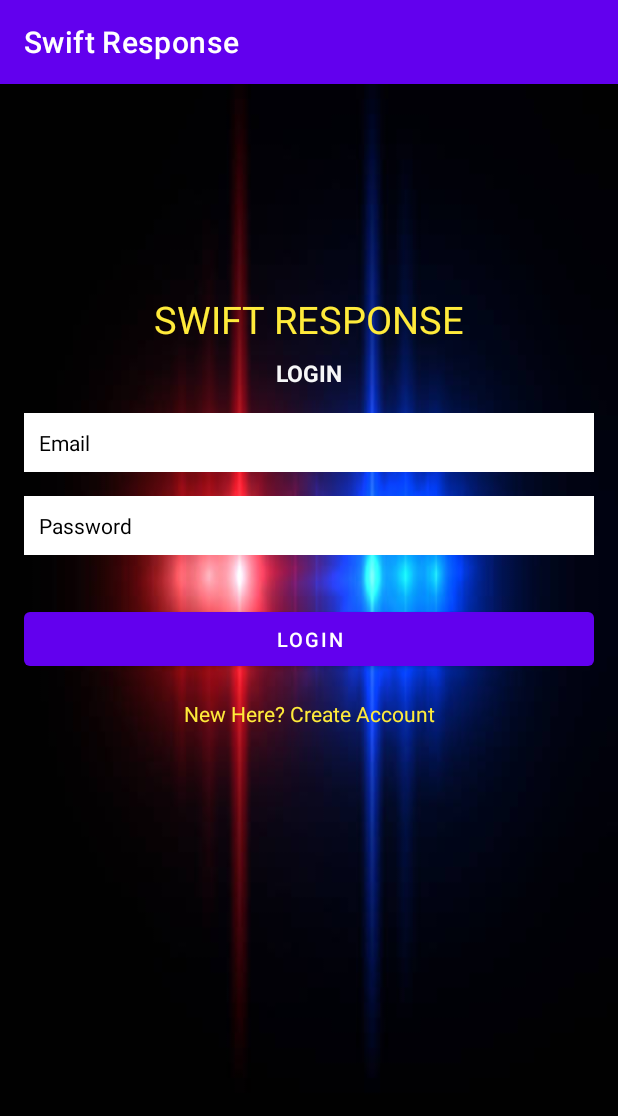
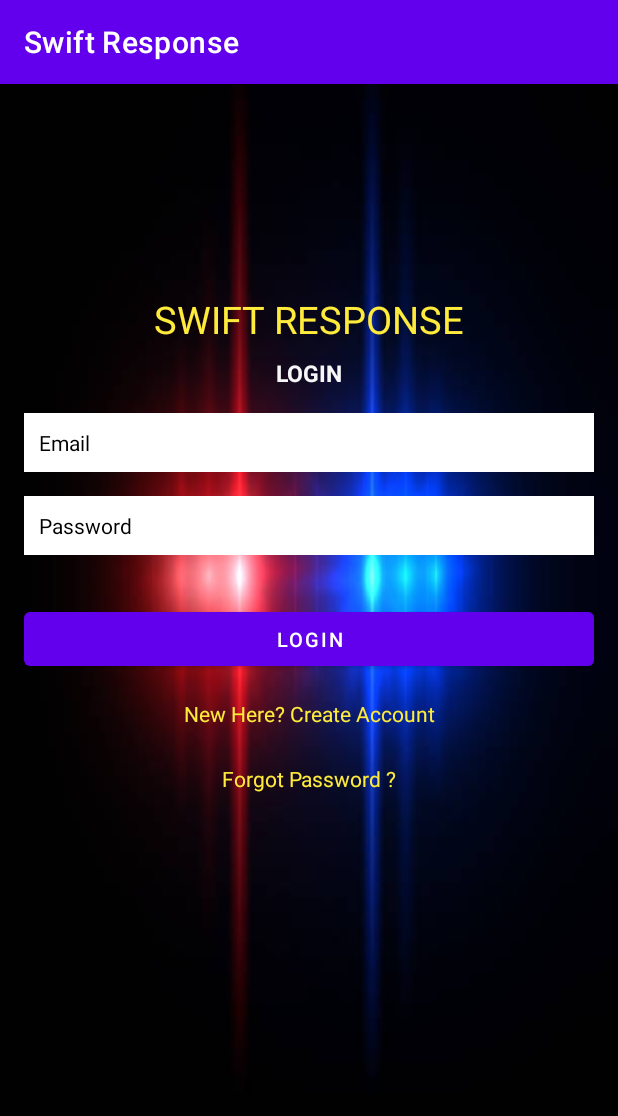
Before and after one commit to Vince501/SwiftEmergency, an Android app: the Login screen opened directly, with no data from a screen before it, on a phone screen of 412 x 824 dp. Shown: the top 1116 px of the screen. Run offline under Robolectric (Android 15) with nearby library versions, the phone set to English and light mode, and no system bars; our stand-ins replace Firebase (no records; nobody signed in at launch, a user with empty details on screens opened directly); Roboto replaces fonts that are not available here.

Commit message:
Reset Password implemented
Signed-off-by: Vincent Mutungi <Vincent.Mutungi@O365.strathmore.edu>

```diff
--- a/app/src/main/java/com/example/swiftapp/Login.java
+++ b/app/src/main/java/com/example/swiftapp/Login.java
@@ -10,12 +10,9 @@
 import android.widget.TextView;
 import android.widget.Toast;
 
-import androidx.annotation.NonNull;
+import androidx.appcompat.app.AlertDialog;
 import androidx.appcompat.app.AppCompatActivity;
 
-import com.google.android.gms.tasks.OnCompleteListener;
-import com.google.android.gms.tasks.Task;
-import com.google.firebase.auth.AuthResult;
 import com.google.firebase.auth.FirebaseAuth;
 
 import java.util.Objects;
@@ -23,7 +20,7 @@
 public class Login extends AppCompatActivity {
     EditText mEmail, mPassword;
     Button mLoginBtn;
-    TextView mCreateBtn;
+    TextView mCreateBtn, forgotTextLink;
     ProgressBar progressBar;
     FirebaseAuth fAuth;
 
@@ -38,10 +35,9 @@
         fAuth = FirebaseAuth.getInstance();
         mLoginBtn = findViewById(R.id.loginBtn);
         mCreateBtn = findViewById(R.id.createText2);
+        forgotTextLink = findViewById(R.id.forgotPassword);
 
-        mLoginBtn.setOnClickListener(new View.OnClickListener() {
-            @Override
-            public void onClick(View v) {
+        mLoginBtn.setOnClickListener(v -> {
             String email = mEmail.getText().toString().trim();
             String password = mPassword.getText().toString().trim();
 
@@ -64,9 +60,7 @@
 
             //authenticate new user
 
-                fAuth.signInWithEmailAndPassword(email, password).addOnCompleteListener(new OnCompleteListener<AuthResult>() {
-                    @Override
-                    public void onComplete(@NonNull Task<AuthResult> task) {
+            fAuth.signInWithEmailAndPassword(email, password).addOnCompleteListener(task -> {
                 if (task.isSuccessful()) {
                     Toast.makeText(Login.this, "User Logged in", Toast.LENGTH_SHORT).show();
                     startActivity(new Intent(getApplicationContext(), MainActivity.class));
@@ -74,16 +68,35 @@
                     Toast.makeText(Login.this, "Error !" + Objects.requireNonNull(task.getException()).getMessage(), Toast.LENGTH_SHORT).show();
                     progressBar.setVisibility(View.GONE);
                 }
-                    }
             });
 
-            }
         });
-        mCreateBtn.setOnClickListener(new View.OnClickListener() {
-            @Override
-            public void onClick(View v) {
-                startActivity(new Intent(getApplicationContext(), Register.class));
-            }
+        mCreateBtn.setOnClickListener(v -> startActivity(new Intent(getApplicationContext(), Register.class)));
+
+        forgotTextLink.setOnClickListener(v -> {
+
+            EditText resetMail = new EditText(v.getContext());
+            AlertDialog.Builder passwordResetDialog = new AlertDialog.Builder(v.getContext());
+            passwordResetDialog.setTitle("Reset Password ?");
+            passwordResetDialog.setMessage("Enter Your Email to Receive Reset Link. ");
+            passwordResetDialog.setView(resetMail);
+
+            passwordResetDialog.setPositiveButton("Yes", (dialog, which) -> {
+                //extract email and send reset link
+
+                String mail = resetMail.getText().toString();
+                fAuth.sendPasswordResetEmail(mail).addOnSuccessListener(unused -> Toast.makeText(Login.this, "Reset Link Sent to Your Email ", Toast.LENGTH_SHORT).show()).addOnFailureListener(e -> Toast.makeText(Login.this, "Error ! Reset Link is Not Sent" + e.getMessage(), Toast.LENGTH_SHORT).show());
+
+
+            });
+
+            passwordResetDialog.setNegativeButton("No", (dialog, which) -> {
+                //close the dialog
+
+            });
+
+            passwordResetDialog.create().show();
+
         });
 
     }
--- a/app/src/main/res/layout/activity_login.xml
+++ b/app/src/main/res/layout/activity_login.xml
@@ -111,5 +111,16 @@
         app:layout_constraintTop_toBottomOf="@+id/createText2"
         app:layout_constraintVertical_bias="0.26" />
 
+    <TextView
+        android:id="@+id/forgotPassword"
+        android:layout_width="wrap_content"
+        android:layout_height="wrap_content"
+        android:layout_marginTop="24dp"
+        android:text="@string/forgot_password"
+        android:textColor="#FFEB3B"
+        app:layout_constraintEnd_toEndOf="parent"
+        app:layout_constraintStart_toStartOf="parent"
+        app:layout_constraintTop_toBottomOf="@+id/createText2" />
+
 
 </androidx.constraintlayout.widget.ConstraintLayout>
--- a/app/src/main/res/values/strings.xml
+++ b/app/src/main/res/values/strings.xml
@@ -14,4 +14,5 @@
     <string name="login_text">Login</string>
     <string name="logout">Logout</string>
     <string name="welcome_to_dashboard">Welcome to Dashboard!</string>
+    <string name="forgot_password">Forgot Password ?</string>
 </resources>
```
Lines whose indentation alone changed are shown as unchanged.
